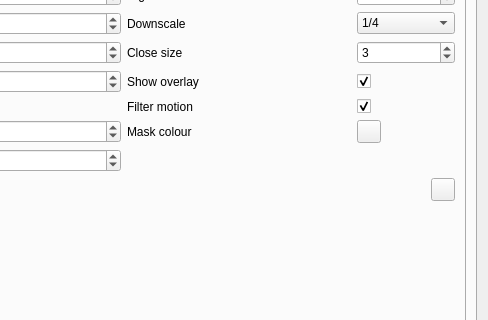
srcejon/sdrangel, file plugins/feature/camera/camerasettingsdialog.ui: the form before one commit; both pictures show x 366 to 854 and y 126 to 446 of the 854 by 914 pixel window.
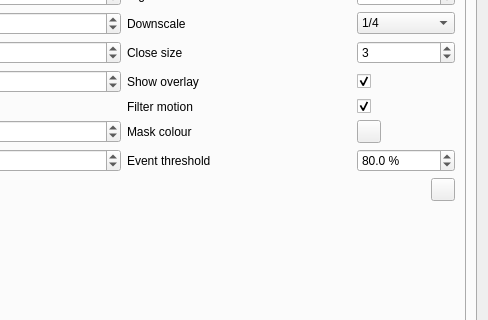
The form after the commit. The open tabs and pages were chosen to show the change. Icons and pictures are not drawn. Custom widgets are drawn as their Qt base class.

Commit message: Add cloud detected events.

The edit to the form file:
```diff
--- a/plugins/feature/camera/camerasettingsdialog.ui
+++ b/plugins/feature/camera/camerasettingsdialog.ui
@@ -6484,6 +6484,35 @@
              </property>
             </widget>
            </item>
+           <item row="7" column="2">
+            <widget class="QLabel" name="cloudEventThresholdLabel">
+             <property name="text">
+              <string>Event threshold</string>
+             </property>
+            </widget>
+           </item>
+           <item row="7" column="3">
+            <widget class="QDoubleSpinBox" name="cloudEventThresholdSpin">
+             <property name="toolTip">
+              <string>Coverage percentage at which a Camera Cloud Coverage High event is emitted to the Scheduler. The Low event is emitted when coverage falls 10 points below this. An event describing the initial sky state is emitted when capture starts</string>
+             </property>
+             <property name="suffix">
+              <string> %</string>
+             </property>
+             <property name="decimals">
+              <number>1</number>
+             </property>
+             <property name="maximum">
+              <double>100.000000000000000</double>
+             </property>
+             <property name="singleStep">
+              <double>5.000000000000000</double>
+             </property>
+             <property name="value">
+              <double>80.000000000000000</double>
+             </property>
+            </widget>
+           </item>
            <item row="8" column="0">
             <widget class="QLabel" name="cloudCoverageTitleLabel">
              <property name="text">
```
The commit also changes 13 other files.
